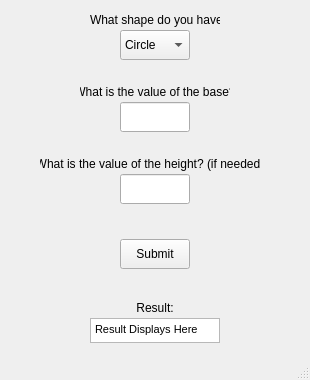
This is areaInput.ui in Da-RA-21/Project_1 as Qt 5 draws it before an edit. The edited form follows.
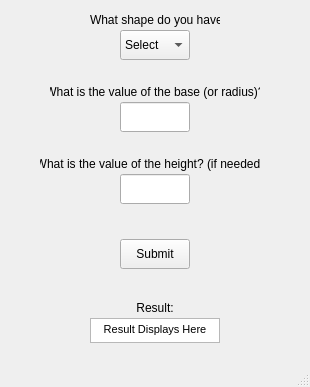
This is the edited form.

Commit message: areaInput.py and areaInput.ui updated to more clearly communicate what is being asked for in the input fields. Controller.py now contains methods to calculate the areas of various shapes and can handle various errors from the user without ending the program. main.py added so everything that needs to run as a script will run correctly.

```diff
--- a/areaInput.ui
+++ b/areaInput.ui
@@ -7,7 +7,7 @@
     <x>0</x>
     <y>0</y>
     <width>310</width>
-    <height>380</height>
+    <height>387</height>
    </rect>
   </property>
   <property name="windowTitle">
@@ -33,14 +33,14 @@
    <widget class="QLabel" name="baseLabel">
     <property name="geometry">
      <rect>
-      <x>80</x>
+      <x>50</x>
       <y>82</y>
-      <width>150</width>
+      <width>210</width>
       <height>20</height>
      </rect>
     </property>
     <property name="text">
-     <string>What is the value of the base?</string>
+     <string>What is the value of the base (or radius)?</string>
     </property>
     <property name="alignment">
      <set>Qt::AlignCenter</set>
@@ -61,6 +61,11 @@
     <property name="sizeAdjustPolicy">
      <enum>QComboBox::AdjustToContentsOnFirstShow</enum>
     </property>
+    <item>
+     <property name="text">
+      <string>Select</string>
+     </property>
+    </item>
     <item>
      <property name="text">
       <string>Circle</string>
@@ -136,32 +141,6 @@
      <set>Qt::AlignCenter</set>
     </property>
    </widget>
-   <widget class="QTextBrowser" name="textBrowser">
-    <property name="geometry">
-     <rect>
-      <x>90</x>
-      <y>318</y>
-      <width>130</width>
-      <height>25</height>
-     </rect>
-    </property>
-    <property name="cursor" stdset="0">
-     <cursorShape>ArrowCursor</cursorShape>
-    </property>
-    <property name="layoutDirection">
-     <enum>Qt::LeftToRight</enum>
-    </property>
-    <property name="sizeAdjustPolicy">
-     <enum>QAbstractScrollArea::AdjustIgnored</enum>
-    </property>
-    <property name="html">
-     <string>&lt;!DOCTYPE HTML PUBLIC &quot;-//W3C//DTD HTML 4.0//EN&quot; &quot;http://www.w3.org/TR/REC-html40/strict.dtd&quot;&gt;
-&lt;html&gt;&lt;head&gt;&lt;meta name=&quot;qrichtext&quot; content=&quot;1&quot; /&gt;&lt;style type=&quot;text/css&quot;&gt;
-p, li { white-space: pre-wrap; }
-&lt;/style&gt;&lt;/head&gt;&lt;body style=&quot; font-family:'MS Shell Dlg 2'; font-size:8.25pt; font-weight:400; font-style:normal;&quot;&gt;
-&lt;p style=&quot; margin-top:0px; margin-bottom:0px; margin-left:0px; margin-right:0px; -qt-block-indent:0; text-indent:0px;&quot;&gt;Result Displays Here&lt;/p&gt;&lt;/body&gt;&lt;/html&gt;</string>
-    </property>
-   </widget>
    <widget class="QLabel" name="resultLabel">
     <property name="geometry">
      <rect>
@@ -191,6 +170,26 @@
      <string>Submit</string>
     </property>
    </widget>
+   <widget class="QTextEdit" name="resultBox">
+    <property name="geometry">
+     <rect>
+      <x>90</x>
+      <y>318</y>
+      <width>130</width>
+      <height>25</height>
+     </rect>
+    </property>
+    <property name="readOnly">
+     <bool>true</bool>
+    </property>
+    <property name="html">
+     <string>&lt;!DOCTYPE HTML PUBLIC &quot;-//W3C//DTD HTML 4.0//EN&quot; &quot;http://www.w3.org/TR/REC-html40/strict.dtd&quot;&gt;
+&lt;html&gt;&lt;head&gt;&lt;meta name=&quot;qrichtext&quot; content=&quot;1&quot; /&gt;&lt;style type=&quot;text/css&quot;&gt;
+p, li { white-space: pre-wrap; }
+&lt;/style&gt;&lt;/head&gt;&lt;body style=&quot; font-family:'MS Shell Dlg 2'; font-size:8.25pt; font-weight:400; font-style:normal;&quot;&gt;
+&lt;p align=&quot;center&quot; style=&quot; margin-top:0px; margin-bottom:0px; margin-left:0px; margin-right:0px; -qt-block-indent:0; text-indent:0px;&quot;&gt;Result Displays Here&lt;/p&gt;&lt;/body&gt;&lt;/html&gt;</string>
+    </property>
+   </widget>
   </widget>
   <widget class="QMenuBar" name="menubar">
    <property name="geometry">
```
The commit also changes 3 other files.
